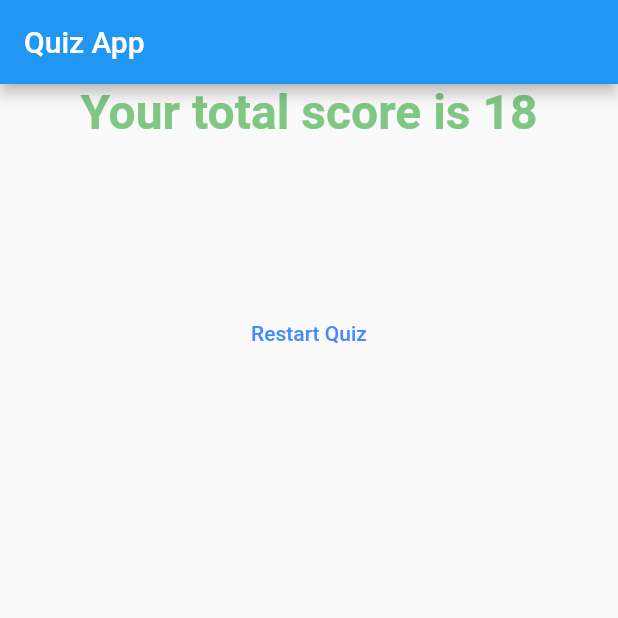
After one commit to ahsanz024/quiz_app, a Flutter app: the screen it shows after launch, after a tap on "Green", after a tap on "Cat", after a tap on "Die Hard", on a phone screen of 412 x 824 dp, the top half of it. The commit adds this screen. Run offline on Flutter 3.47's test engine with Material 2 defaults, Android fonts, the phone set to English and light mode, and no system bars.

Commit message:
working simple quiz app

```diff
--- a/lib/main.dart
+++ b/lib/main.dart
@@ -1,7 +1,6 @@
 import 'package:flutter/material.dart';
-import 'package:quiz_app/answer.dart';
-
-import './question.dart';
+import 'package:quiz_app/quiz.dart';
+import 'package:quiz_app/result.dart';
 
 void main() {
   runApp(MyApp());
@@ -16,29 +15,52 @@ class MyApp extends StatefulWidget {
 
 class _MyAppState extends State<MyApp> {
   var _questionIndex = 0;
+  var _totalScore = 0;
 
-  void _onClick() {
+  void _onClick(int score) {
+    print("score: $score");
+    _totalScore += score;
     setState(() {
       _questionIndex++;
     });
     print("Button Clicked");
   }
 
+  void _resetQuiz() {
+    setState(() {
+      _totalScore = 0;
+      _questionIndex = 0;
+    });
+  }
+
   @override
   Widget build(BuildContext context) {
-    // final List<String> questions = ['First Question', 'Second Question'];
-    var questions = [
+    final questions = const [
       {
         'question': 'What\' your fav color?',
-        'answers': ['Green', 'Blue', 'Grey']
+        'answers': [
+          {'text': 'Green', 'value': 10},
+          {'text': 'Blue', 'value': 5},
+          {'text': 'Black', 'value': 1}
+        ]
       },
       {
         'question': 'What\' your fav animal?',
-        'answers': ['Dog', 'Cat', 'Fish', 'Turtle']
+        'answers': [
+          {'text': 'Dog', 'value': 10},
+          {'text': 'Cat', 'value': 5},
+          {'text': 'Fish', 'value': 3},
+          {'text': 'Turtle', 'value': 1},
+        ]
       },
       {
         'question': 'What\' your fav Movie?',
-        'answers': ['Matrix', 'Valkyrie', 'Die Hard', 'Friends']
+        'answers': [
+          {'text': 'Matrix', 'value': 10},
+          {'text': 'Valkyrie', 'value': 5},
+          {'text': 'Die Hard', 'value': 3},
+          {'text': 'Friends', 'value': 1},
+        ]
       }
     ];
     return MaterialApp(
@@ -47,17 +69,13 @@ class _MyAppState extends State<MyApp> {
           title: Text("Quiz App"),
         ),
         // backgroundColor: Color.fromRGBO(r, g, b, opacity),
-        body: Column(
-          children: [
-            Question(
-              questions[_questionIndex]['question'],
-            ),
-            ...(questions[_questionIndex]['answers'] as List<String>)
-                .map((answer) {
-              return Answer(answer, _onClick);
-            })
-          ],
-        ),
+        body: _questionIndex < questions.length
+            ? Quiz(
+                questions: questions,
+                questionIndex: _questionIndex,
+                onClick: _onClick,
+              )
+            : Result(_totalScore, _resetQuiz),
       ),
     );
   }
--- /dev/null
+++ b/lib/quiz.dart
@@ -0,0 +1,30 @@
+import 'package:flutter/material.dart';
+
+import './question.dart';
+import './answer.dart';
+
+class Quiz extends StatelessWidget {
+  final List<Map<String, Object>> questions;
+  final Function onClick;
+  final int questionIndex;
+
+  Quiz(
+      {@required this.questions,
+      @required this.questionIndex,
+      @required this.onClick});
+
+  @override
+  Widget build(BuildContext context) {
+    return Column(
+      children: [
+        Question(
+          questions[questionIndex]['question'],
+        ),
+        ...(questions[questionIndex]['answers'] as List<Map<String, Object>>)
+            .map((answer) {
+          return Answer(answer['text'], () => onClick(answer['value']));
+        }).toList()
+      ],
+    );
+  }
+}
--- /dev/null
+++ b/lib/result.dart
@@ -0,0 +1,36 @@
+import 'package:flutter/material.dart';
+
+class Result extends StatelessWidget {
+  final int totalScore;
+  final Function resetQuiz;
+  Result(this.totalScore, this.resetQuiz);
+
+  String get resultText {
+    return "Your total score is ${this.totalScore}";
+  }
+
+  @override
+  Widget build(BuildContext context) {
+    return Center(
+      child: Column(
+        children: [
+          Text(
+            resultText,
+            style: TextStyle(
+              fontWeight: FontWeight.bold,
+              fontSize: 32,
+              color: Colors.green[300],
+            ),
+            textAlign: TextAlign.center,
+          ),
+          FlatButton(
+            onPressed: this.resetQuiz,
+            child: Text('Restart Quiz'),
+            textColor: Colors.blueAccent,
+            padding: EdgeInsets.all(120),
+          )
+        ],
+      ),
+    );
+  }
+}
```
